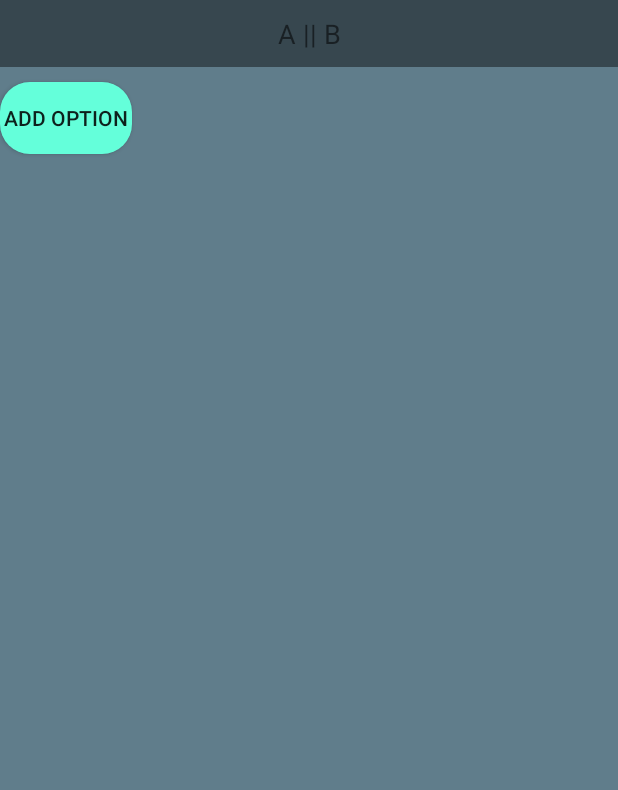
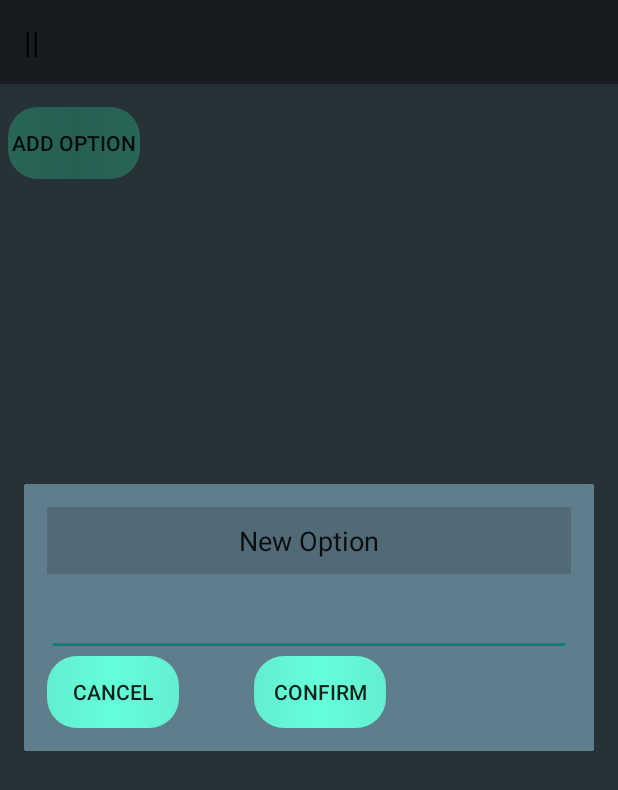
Before and after one commit to niems/-, an Android app: the screen it shows after launch (MainActivity), after a tap on "ADD OPTION", on a phone screen of 412 x 824 dp. Shown: the top 790 px of the screen. Run offline under Robolectric (Android 15) with nearby library versions, the phone set to English and light mode, and no system bars.

Commit message:
dialog window now saves. Need to figure out why it doesn't display the button with the user option.

```diff
--- a/app/src/main/java/com/example/niems/indecisive/MainActivity.java
+++ b/app/src/main/java/com/example/niems/indecisive/MainActivity.java
@@ -1,11 +1,16 @@
 package com.example.niems.indecisive;
 
+import android.app.Dialog;
 import android.support.annotation.Nullable;
 import android.support.v7.app.AppCompatActivity;
 import android.os.Bundle;
 import android.support.v7.widget.Toolbar;
 import android.view.View;
+import android.view.Window;
+import android.view.WindowManager;
 import android.widget.Button;
+import android.widget.EditText;
+import android.widget.LinearLayout;
 import android.widget.Toast;
 
 import java.util.ArrayList;
@@ -14,21 +19,39 @@ public class MainActivity extends AppCompatActivity {
 
     public static ArrayList<Button> all_choices = new ArrayList<>(); //holds all user options
     private View.OnClickListener button_listener;
-    //public static  Toolbar toolbar_main = (Toolbar) findViewById()
-
+    private Dialog add_option_dialog; //used to read the option in from the user
+    private static boolean first_run = false; //true after the first execution
 
     protected void onCreate(Bundle savedInstanceState) {
         super.onCreate(savedInstanceState);
         setContentView( R.layout.activity_main);
 
         try{
+            /*
+            if(!first_run){
+                this.button_listener = new View.OnClickListener(){
+                    public void onClick(View v){
+                        addOption(v);
+                    }
+                };
 
-            getFilesDir();
+                first_run = true;
+            } */
 
-           // Toolbar toolbar = (Toolbar) findViewById( R.id.title_main );
-           // setSupportActionBar( toolbar );
-           // toolbar.setTitle("Words");
-           // toolbar.setLogo( R.drawable.mind_map );
+            Toolbar toolbar = (Toolbar) findViewById( R.id.toolbar_main );
+            setSupportActionBar( toolbar );
+            toolbar.setTitle(" || ");
+
+           Window window = getWindow();
+
+            // clear FLAG_TRANSLUCENT_STATUS flag:
+            window.clearFlags(WindowManager.LayoutParams.FLAG_TRANSLUCENT_STATUS);
+
+            // add FLAG_DRAWS_SYSTEM_BAR_BACKGROUNDS flag to the window
+            window.addFlags(WindowManager.LayoutParams.FLAG_DRAWS_SYSTEM_BAR_BACKGROUNDS);
+
+            // finally change the color
+            window.setStatusBarColor( getResources().getColor( R.color.colorNotificationBar ) );
 
         }catch(Exception e){
             Toast.makeText(this, "Error: MainActivity - onCreate()", Toast.LENGTH_SHORT).show();
@@ -37,10 +60,51 @@ public class MainActivity extends AppCompatActivity {
 
     }
 
+    public void dialogCancel( View view ){
+        this.add_option_dialog.dismiss();
+    }
+
+    public void dialogConfirm( View view ){
+
+        try{
+            LinearLayout layout = (LinearLayout) findViewById( R.id.layout_main );
+            EditText text = (EditText) this.add_option_dialog.findViewById( R.id.add_option_dialog );
+
+            Button new_option = new Button(this);
+            String option_text = text.getText().toString();
+
+            new_option.setId( View.generateViewId() );
+            new_option.setLayoutParams( new LinearLayout.LayoutParams(LinearLayout.LayoutParams.MATCH_PARENT, LinearLayout.LayoutParams.WRAP_CONTENT ) );
+            new_option.setText( option_text );
+            new_option.setTextColor( getResources().getColor( R.color.colorPrimaryText ) );
+            new_option.setTextSize(18);
+            new_option.setBackgroundResource( R.drawable.current_options_main );
+            new_option.setOnClickListener(this.button_listener);
+
+            all_choices.add( new_option );
+            layout.addView( new_option );
+
+            this.add_option_dialog.dismiss();
+
+        }catch(Exception e){
+            Toast.makeText(this, "Error: MainActivity - dialogConfirm()", Toast.LENGTH_SHORT).show();
+        }
+    }
+
     public void addOption(View view){
-        Button new_option = new Button(this);
 
+        try{
+            //Button new_option = new Button(this);
+            //new_option.setId( View.generateViewId() );
 
+            this.add_option_dialog = new Dialog(this);
+            this.add_option_dialog.requestWindowFeature( Window.FEATURE_NO_TITLE );
+            this.add_option_dialog.setContentView( R.layout.add_option_dialog );
 
+            this.add_option_dialog.show();
+
+        }catch(Exception e){
+            Toast.makeText(this, "Error: MainActivity - addOption()", Toast.LENGTH_SHORT).show();
+        }
     }
 }
--- a/app/src/main/res/drawable/add_option_main.xml
+++ b/app/src/main/res/drawable/add_option_main.xml
@@ -2,9 +2,10 @@
 <selector xmlns:android="http://schemas.android.com/apk/res/android">
     <item>
         <shape android:shape="rectangle">
-            <gradient android:startColor="@color/colorAccent"/>
-            <gradient android:endColor="@color/colorAccent"/>
-
+            <gradient
+                android:startColor="@color/colorAccent"
+                android:centerColor="@color/colorAccentDarker"
+                android:endColor="@color/colorAccent"/>
 
             <corners android:radius="20dp"/>
         </shape>
--- /dev/null
+++ b/app/src/main/res/drawable/current_options_main.xml
@@ -0,0 +1,20 @@
+<?xml version="1.0" encoding="utf-8"?>
+<shape xmlns:android="http://schemas.android.com/apk/res/android"
+       android:shape="line">
+
+    <gradient
+        android:startColor="@color/colorSecondaryDark"
+        android:centerColor="@color/colorPrimary"
+        android:endColor="@color/colorSecondaryDark" />
+
+    <stroke
+        android:color="@color/colorPrimary"
+        android:width="3dp" />
+
+    <padding
+        android:top="10dp"
+        />
+
+
+
+</shape>
--- /dev/null
+++ b/app/src/main/res/drawable/dialog_buttons.xml
@@ -0,0 +1,18 @@
+<?xml version="1.0" encoding="utf-8"?>
+<shape xmlns:android="http://schemas.android.com/apk/res/android"
+       android:shape="rectangle">
+
+        <corners android:radius="20dp" />
+        <padding
+            android:bottom="3dp"
+            android:top="3dp"
+            android:left="8dp"
+            android:right="8dp"
+                />
+        <gradient
+            android:startColor="@color/colorAccentDarker"
+            android:centerColor="@color/colorAccent"
+            android:endColor="@color/colorAccentDarker"
+                />
+
+</shape>
--- a/app/src/main/res/drawable/title_main.xml
+++ /dev/null
@@ -1,10 +0,0 @@
-<?xml version="1.0" encoding="utf-8"?>
-<selector xmlns:android="http://schemas.android.com/apk/res/android">
-    <shape>
-        <shape android:shape="rectangle">
-            <gradient android:center
-
-        </shape>
-    </item>
-
-</selector>
--- a/app/src/main/res/layout/activity_main.xml
+++ b/app/src/main/res/layout/activity_main.xml
@@ -1,5 +1,6 @@
 <?xml version="1.0" encoding="utf-8"?>
 <LinearLayout xmlns:android="http://schemas.android.com/apk/res/android"
+    android:id="@+id/layout_main"
     xmlns:tools="http://schemas.android.com/tools"
     android:layout_width="match_parent"
     android:layout_height="match_parent"
@@ -7,22 +8,20 @@
     android:background="@color/colorPrimary"
     tools:context="com.example.niems.indecisive.MainActivity">
 
+    <android.support.v7.widget.Toolbar
+        android:id="@+id/toolbar_main"
+        android:layout_width="match_parent"
+        android:layout_height="?attr/actionBarSize"
 
-    <TextView
-        android:id="@+id/title_main"
-        android:text="A || B"
-        android:textSize="18sp"
+        android:background="@color/colorTitleBar"
+        android:text="@string/toolbar_main"
+        android:titleTextColor="@color/colorPrimaryText"
+        android:elevation="4dp"
 
-        android:padding="10dp"
-        android:layout_marginBottom="10dp"
-
-
-        android:layout_width="match_parent"
-        android:layout_height="wrap_content"
-        android:layout_gravity="center"
-        android:gravity="center"
-
-        android:background="@color/colorTitleBar"/>
+        android:theme="@style/ThemeOverlay.AppCompat.ActionBar"
+        app:popupTheme="@style/ThemeOverlay.AppCompat.Light"
+        xmlns:android="http://schemas.android.com/apk/res/android"
+        xmlns:app="http://schemas.android.com/apk/res-auto"/>
 
     <Button
         android:id="@+id/add_option_main"
@@ -30,9 +29,9 @@
         android:layout_height="wrap_content"
         android:onClick="addOption"
 
-
-
         android:text="@string/add_option_main"
+        android:layout_marginTop="15dp"
+        android:layout_marginLeft="5dp"
         android:background="@drawable/add_option_main"/>
 
 
--- /dev/null
+++ b/app/src/main/res/layout/add_option_dialog.xml
@@ -0,0 +1,66 @@
+<?xml version="1.0" encoding="utf-8"?>
+<RelativeLayout xmlns:android="http://schemas.android.com/apk/res/android"
+
+    android:background="@color/colorPrimary"
+    android:layout_width="match_parent"
+    android:layout_height="match_parent"
+    android:padding="15dp">
+
+    <TextView
+        android:id="@+id/add_option_dialog_title"
+        android:layout_width="match_parent"
+        android:layout_height="wrap_content"
+        android:gravity="center"
+        android:layout_gravity="center_horizontal"
+
+        android:text="@string/add_option_dialog_title"
+        android:textSize="18sp"
+        android:textColor="@color/colorPrimaryText"
+        android:background="@color/colorSecondaryDark"
+
+        android:paddingTop="10dp"
+        android:paddingBottom="10dp"
+        android:layout_marginBottom="10dp"/>
+
+    <EditText
+        android:id="@+id/add_option_dialog"
+        android:layout_width="match_parent"
+        android:layout_height="wrap_content"
+
+        android:hint="@string/add_option_dialog"
+        android:textColorHint="@color/colorPrimaryHintText"
+
+        android:paddingBottom="10dp"
+        android:layout_below="@id/add_option_dialog_title"/>
+
+    <Button
+        android:id="@+id/dialog_cancel"
+        android:onClick="dialogCancel"
+
+        android:layout_width="wrap_content"
+        android:layout_height="wrap_content"
+
+        android:text="@string/dialog_cancel"
+        android:background="@drawable/dialog_buttons"
+        android:layout_marginRight="50dp"
+
+        android:layout_below="@id/add_option_dialog"
+        />
+
+    <Button
+        android:id="@+id/dialog_confirm"
+        android:onClick="dialogConfirm"
+
+        android:layout_width="wrap_content"
+        android:layout_height="wrap_content"
+
+        android:text="@string/dialog_confirm"
+        android:background="@drawable/dialog_buttons"
+
+        android:layout_below="@id/add_option_dialog"
+        android:layout_toRightOf="@id/dialog_cancel"
+        android:layout_toEndOf="@id/dialog_cancel"
+        />
+
+
+</RelativeLayout>
--- a/app/src/main/res/values/strings.xml
+++ b/app/src/main/res/values/strings.xml
@@ -1,6 +1,14 @@
 <resources>
     <string name="app_name">  ||  </string>
 
+    <string name="toolbar_main"> || </string>
+
     <!--Add options button on main activity-->
     <string name="add_option_main">Add Option</string>
+
+    <!--Add options strings on the dialogbox-->
+    <string name="add_option_dialog_title">New Option</string>
+    <string name="add_option_dialog"></string>
+    <string name="dialog_cancel">Cancel</string>
+    <string name="dialog_confirm">Confirm</string>
 </resources>
```
